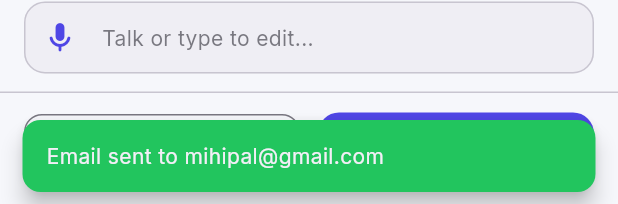
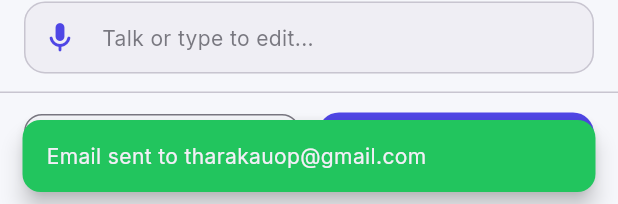
Before and after one commit to smarttransnet/practice121-mobile, a Flutter app: the ClinicalNotePanel widget shown alone on an empty page, opened directly with empty values, after a tap on the "email" icon, on a phone screen of 412 x 824 dp. Shown: the part 1029-1233 px from the top of the screen. Run offline on Flutter 3.47's test engine with Material 3 defaults, Android fonts, the phone set to English and light mode, and no system bars; our stand-ins replace flutter_riverpod, go_router, google_fonts, logger, permission_handler, share_plus; missing offline and left inert: record.

Commit message:
sending emails to tharakauop@gmail.com

```diff
--- a/lib/features/transcription/presentation/controllers/transcription_controller.dart
+++ b/lib/features/transcription/presentation/controllers/transcription_controller.dart
@@ -418,7 +418,7 @@ https://storage.googleapis.com/note366-stt-frontend-dev/index.html
       AppLogger.i('TranscriptionController.sendSummaryViaSendGrid() - Attempting via backend...');
       await _emailService.sendClinicalNoteEmail(
         url: Uri.parse(_config.emailUrl),
-        toEmail: 'mihipal@gmail.com',
+        toEmail: 'tharakauop@gmail.com',
         subject: 'Session and $timestamp',
         body: emailBody,
       );
--- a/lib/features/transcription/presentation/widgets/clinical_note_panel.dart
+++ b/lib/features/transcription/presentation/widgets/clinical_note_panel.dart
@@ -108,7 +108,7 @@ class ClinicalNotePanel extends ConsumerWidget {
                                 ScaffoldMessenger.of(context).showSnackBar(
                                   const SnackBar(
                                     content: Text(
-                                        'Email sent to mihipal@gmail.com'),
+                                        'Email sent to tharakauop@gmail.com'),
                                     backgroundColor: AppColors.success,
                                   ),
                                 );
```
